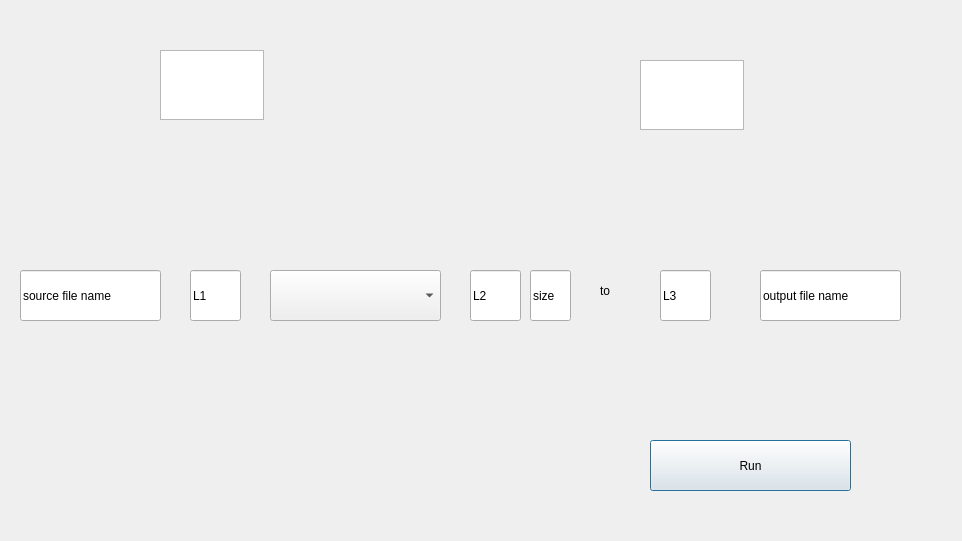
Qt form processDialog/src/processordialog.ui (AstapovIE/LayerEditor) before a commit.
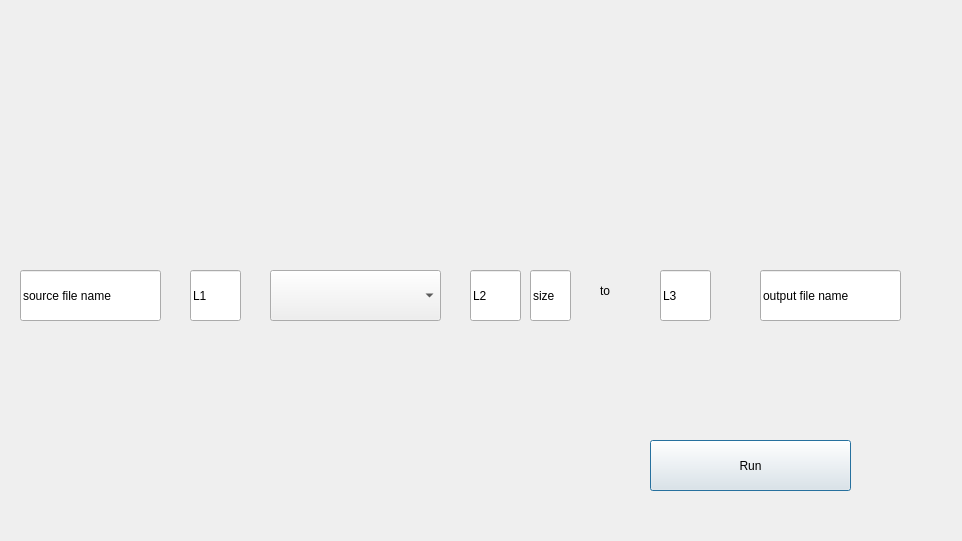
The same form after that commit.

What changed in the file:
```diff
--- a/processDialog/src/processordialog.ui
+++ b/processDialog/src/processordialog.ui
@@ -26,26 +26,6 @@
     <string/>
    </property>
   </widget>
-  <widget class="QTextEdit" name="num1TextEdit">
-   <property name="geometry">
-    <rect>
-     <x>160</x>
-     <y>50</y>
-     <width>104</width>
-     <height>70</height>
-    </rect>
-   </property>
-  </widget>
-  <widget class="QTextEdit" name="num2TextEdit">
-   <property name="geometry">
-    <rect>
-     <x>640</x>
-     <y>60</y>
-     <width>104</width>
-     <height>70</height>
-    </rect>
-   </property>
-  </widget>
   <widget class="QPushButton" name="confirmButton">
    <property name="geometry">
     <rect>
```
